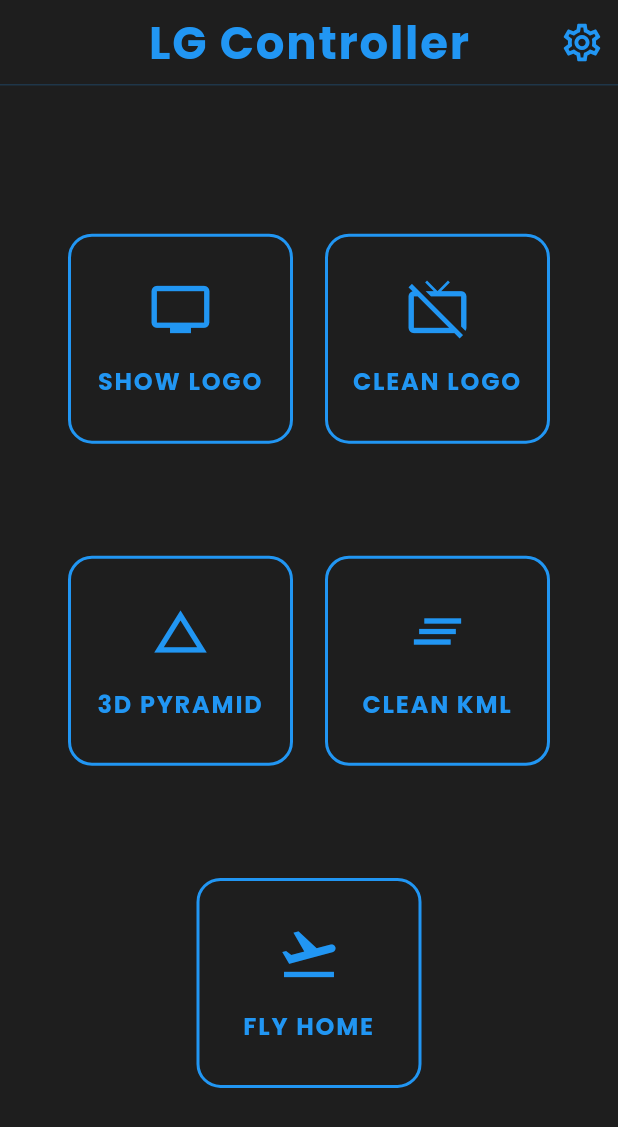
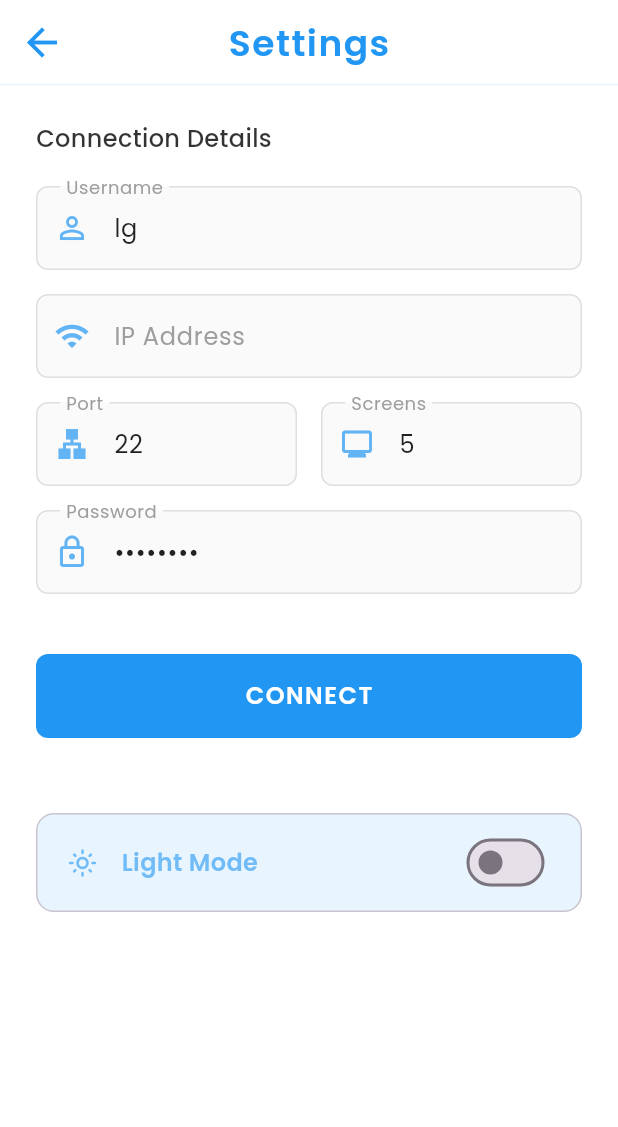
Before and after one commit to mehrishisarthak/lg_controller_app, a Flutter app: the screen it shows after launch, after a tap on the "settings" icon, on a phone screen of 412 x 824 dp. Shown: the top 1127 px of the screen. Run offline on Flutter 3.47's test engine with Material 3 defaults, Android fonts, the light colour scheme and no system bars; our stand-ins replace flutter_riverpod, google_fonts, shared_preferences.

Commit message:
ui completed

```diff
--- /dev/null
+++ b/devtools_options.yaml
@@ -0,0 +1,3 @@
+description: This file stores settings for Dart & Flutter DevTools.
+documentation: https://docs.flutter.dev/tools/devtools/extensions#configure-extension-enablement-states
+extensions:
--- a/lib/pages/home.dart
+++ b/lib/pages/home.dart
@@ -1,9 +1,9 @@
 import 'package:flutter/material.dart';
 import 'package:flutter_riverpod/flutter_riverpod.dart';
 import 'package:google_fonts/google_fonts.dart';
+import 'package:lg_controller_app/pages/settings.dart';
 import 'package:lg_controller_app/services/datamethods.dart';
-
-// FIX 1: Fixed the typo (comma changed to dot)
+import 'package:lg_controller_app/services/providers/connection_provider.dart';
 import 'package:lg_controller_app/services/providers/theme_provider.dart';
 
 class HomeScreen extends ConsumerStatefulWidget {
@@ -17,12 +17,10 @@
 
   @override
   Widget build(BuildContext context) {
-    // This watches the global provider from theme_provider.dart
     final themeState = ref.watch(themeProvider);
-
+    final connectionState = ref.watch(connectionProvider);
     final primaryColor = Theme.of(context).primaryColor;
     final bgColor = themeState.isDark ? const Color(0xFF1E1E1E) : Colors.white;
-
     return Scaffold(
       backgroundColor: bgColor,
       appBar: AppBar(
@@ -42,8 +40,9 @@
         actions: [
           IconButton(
             onPressed: () {
-              // This toggles the global state
-              ref.read(themeProvider).toggleTheme();
+              Navigator.of(context).push(MaterialPageRoute(
+                builder: (context) => const Settings(),
+              ));
             },
             color: primaryColor,
             iconSize: 30,
@@ -63,7 +62,62 @@
         child: Column(
           mainAxisAlignment: MainAxisAlignment.spaceEvenly,
           children: [
-            // --- ROW 1: Logo Controls ---
+
+            Container(
+  width: double.infinity, // Takes full width for better alignment
+  padding: const EdgeInsets.symmetric(vertical: 16.0, horizontal: 20.0),
+  decoration: BoxDecoration(
+    color: connectionState.isConnectedStatus() ? Color.fromARGB(50, 0, 255, 0) : Color.fromARGB(50, 255, 0, 0),
+    borderRadius: BorderRadius.circular(12.0),
+    border: Border.all(
+      color: primaryColor.withAlpha((0.2 * 255).toInt()),
+      width: 1.0,
+    ),
+  ),
+  child: Row(
+    children: [
+      Container(
+        padding: const EdgeInsets.all(8),
+        decoration: BoxDecoration(
+          color: primaryColor.withAlpha((0.1 * 255).toInt()),
+          shape: BoxShape.circle,
+        ),
+        child: Icon(
+          Icons.wifi,
+          color: primaryColor,
+          size: 20,
+        ),
+      ),
+      const SizedBox(width: 16),
+
+      // 4. Organize text with hierarchy (Label vs Value)
+      Column(
+        crossAxisAlignment: CrossAxisAlignment.start,
+        children: [
+          Text(
+            'CONNECTION STATUS',
+            style: GoogleFonts.poppins(
+              color: primaryColor.withAlpha((0.6 * 255).toInt()),
+              fontSize: 10,
+              fontWeight: FontWeight.bold,
+              letterSpacing: 1.5,
+            ),
+          ),
+          const SizedBox(height: 2),
+          Text(
+            connectionState.displayIp(),
+            style: GoogleFonts.poppins(
+              color: primaryColor,
+              fontSize: 16,
+              fontWeight: FontWeight.w600,
+            ),
+          ),
+        ],
+      ),
+    ],
+  ),
+),
+
             Row(
               mainAxisAlignment: MainAxisAlignment.spaceEvenly,
               children: [
@@ -82,7 +136,6 @@
               ],
             ),
 
-            // --- ROW 2: KML Controls ---
             Row(
               mainAxisAlignment: MainAxisAlignment.spaceEvenly,
               children: [
@@ -101,7 +154,6 @@
               ],
             ),
 
-            // --- ROW 3: Navigation ---
             Row(
               mainAxisAlignment: MainAxisAlignment.center,
               children: [
--- /dev/null
+++ b/lib/pages/settings.dart
@@ -0,0 +1,269 @@
+import 'package:flutter/material.dart';
+import 'package:flutter_riverpod/flutter_riverpod.dart';
+import 'package:google_fonts/google_fonts.dart';
+import 'package:lg_controller_app/services/providers/theme_provider.dart';
+
+class Settings extends ConsumerStatefulWidget {
+  const Settings({super.key});
+
+  @override
+  ConsumerState<Settings> createState() => _SettingsState();
+}
+
+class _SettingsState extends ConsumerState<Settings> {
+  late final TextEditingController _usernameController;
+  late final TextEditingController _ipController;
+  late final TextEditingController _portController;
+  late final TextEditingController _passwordController;
+  late final TextEditingController _screensController;
+
+  final _formKey = GlobalKey<FormState>();
+  bool _isConnecting = false;
+
+  @override
+  void initState() {
+    super.initState();
+    _usernameController = TextEditingController(text: 'lg');
+    _ipController = TextEditingController();
+    _portController = TextEditingController(text: '22');
+    _passwordController = TextEditingController(text: 'lqgalaxy');
+    _screensController = TextEditingController(text: '5');
+  }
+
+  @override
+  void dispose() {
+    _usernameController.dispose();
+    _ipController.dispose();
+    _portController.dispose();
+    _passwordController.dispose();
+    _screensController.dispose();
+    super.dispose();
+  }
+
+  void _connect() async {
+    if (_formKey.currentState!.validate()) {
+      setState(() => _isConnecting = true);
+
+      await Future.delayed(const Duration(seconds: 2));
+
+      if (mounted) {
+        setState(() => _isConnecting = false);
+        ScaffoldMessenger.of(context).showSnackBar(
+          const SnackBar(content: Text('Configuration Saved')),
+        );
+      }
+    }
+  }
+
+  @override
+  Widget build(BuildContext context) {
+    final themeState = ref.watch(themeProvider);
+    final primaryColor = Theme.of(context).primaryColor;
+    final bgColor = themeState.isDark ? const Color(0xFF1E1E1E) : Colors.white;
+    final textColor = themeState.isDark ? Colors.white : Colors.black87;
+
+    InputDecoration inputDecor(String label, IconData icon) {
+      return InputDecoration(
+        labelText: label,
+        labelStyle: GoogleFonts.poppins(color: Colors.grey),
+        prefixIcon: Icon(
+          icon,
+          color: primaryColor.withAlpha((0.7 * 255).toInt()),
+        ),
+        enabledBorder: OutlineInputBorder(
+          borderSide: BorderSide(
+            color: Colors.grey.withAlpha((0.3 * 255).toInt()),
+          ),
+          borderRadius: BorderRadius.circular(8),
+        ),
+        focusedBorder: OutlineInputBorder(
+          borderSide: BorderSide(color: primaryColor, width: 1.5),
+          borderRadius: BorderRadius.circular(8),
+        ),
+        filled: true,
+        fillColor: themeState.isDark ? Colors.black12 : Colors.grey[50],
+        contentPadding: const EdgeInsets.symmetric(
+          vertical: 16,
+          horizontal: 16,
+        ),
+      );
+    }
+
+    return Scaffold(
+      backgroundColor: bgColor,
+      appBar: AppBar(
+        automaticallyImplyLeading: false,
+        centerTitle: true,
+        backgroundColor: bgColor,
+        elevation: 0,
+        scrolledUnderElevation: 0,
+        leading: IconButton(
+          icon: const Icon(Icons.arrow_back),
+          color: primaryColor,
+          iconSize: 30,
+          onPressed: () {
+            Navigator.pop(context);
+          },
+        ),
+        title: Text(
+          'Settings',
+          style: GoogleFonts.poppins(
+            color: primaryColor,
+            fontSize: 24,
+            fontWeight: FontWeight.w600,
+            letterSpacing: 1.0,
+          ),
+        ),
+        bottom: PreferredSize(
+          preferredSize: const Size.fromHeight(1.0),
+          child: Container(
+            color: primaryColor.withAlpha((0.1 * 255).toInt()),
+            height: 1.0,
+          ),
+        ),
+      ),
+      body: SingleChildScrollView(
+        padding: const EdgeInsets.all(24.0),
+        child: Form(
+          key: _formKey,
+          child: Column(
+            crossAxisAlignment: CrossAxisAlignment.stretch,
+            children: [
+              Text(
+                'Connection Details',
+                style: GoogleFonts.poppins(
+                  fontSize: 16,
+                  fontWeight: FontWeight.w500,
+                  color: textColor.withAlpha((0.8 * 255).toInt()),
+                ),
+              ),
+              const SizedBox(height: 20),
+              TextFormField(
+                controller: _usernameController,
+                style: GoogleFonts.poppins(color: textColor),
+                decoration: inputDecor('Username', Icons.person_outline),
+                validator: (value) => value!.isEmpty ? 'Required' : null,
+              ),
+              const SizedBox(height: 16),
+              TextFormField(
+                controller: _ipController,
+                style: GoogleFonts.poppins(color: textColor),
+                decoration: inputDecor('IP Address', Icons.wifi),
+                keyboardType: TextInputType.number,
+                validator: (value) => value!.isEmpty ? 'Required' : null,
+              ),
+              const SizedBox(height: 16),
+              Row(
+                children: [
+                  Expanded(
+                    child: TextFormField(
+                      controller: _portController,
+                      style: GoogleFonts.poppins(color: textColor),
+                      decoration: inputDecor('Port', Icons.lan),
+                      keyboardType: TextInputType.number,
+                    ),
+                  ),
+                  const SizedBox(width: 16),
+                  Expanded(
+                    child: TextFormField(
+                      controller: _screensController,
+                      style: GoogleFonts.poppins(color: textColor),
+                      decoration: inputDecor('Screens', Icons.monitor),
+                      keyboardType: TextInputType.number,
+                    ),
+                  ),
+                ],
+              ),
+              const SizedBox(height: 16),
+              TextFormField(
+                controller: _passwordController,
+                style: GoogleFonts.poppins(color: textColor),
+                obscureText: true,
+                decoration: inputDecor('Password', Icons.lock_outline),
+                validator: (value) => value!.isEmpty ? 'Required' : null,
+              ),
+              const SizedBox(height: 40),
+              SizedBox(
+                height: 56,
+                child: FilledButton(
+                  onPressed: _isConnecting ? null : _connect,
+                  style: FilledButton.styleFrom(
+                    backgroundColor: primaryColor,
+                    elevation: 0,
+                    shape: RoundedRectangleBorder(
+                      borderRadius: BorderRadius.circular(8),
+                    ),
+                  ),
+                  child: _isConnecting
+                      ? SizedBox(
+                          height: 24,
+                          width: 24,
+                          child: CircularProgressIndicator(
+                            color: Colors.white,
+                            strokeWidth: 2,
+                          ),
+                        )
+                      : Text(
+                          'CONNECT',
+                          style: GoogleFonts.poppins(
+                            fontSize: 16,
+                            fontWeight: FontWeight.w600,
+                            letterSpacing: 1.0,
+                          ),
+                        ),
+                ),
+              ),
+              const SizedBox(height: 50),
+              Container(
+                padding: const EdgeInsets.symmetric(
+                  vertical: 8.0,
+                  horizontal: 20.0,
+                ),
+                decoration: BoxDecoration(
+                  color: primaryColor.withAlpha((0.1 * 255).toInt()),
+                  borderRadius: BorderRadius.circular(12.0),
+                  border: Border.all(
+                    color: Theme.of(context).colorScheme.outlineVariant,
+                    width: 1.0,
+                  ),
+                ),
+                child: Row(
+                  mainAxisAlignment: MainAxisAlignment.spaceBetween,
+                  children: [
+                    Row(
+                      children: [
+                        Icon(
+                          themeState.isDark
+                              ? Icons.dark_mode_outlined
+                              : Icons.light_mode_outlined,
+                          color: primaryColor.withAlpha((0.6 * 255).toInt()),
+                          size: 20,
+                        ),
+                        const SizedBox(width: 16),
+                        Text(
+                          themeState.isDark ? 'Dark Mode' : 'Light Mode',
+                          style: GoogleFonts.poppins(
+                            color: primaryColor.withAlpha((0.6 * 255).toInt()),
+                            fontSize: 16,
+                            fontWeight: FontWeight.w600,
+                          ),
+                        ),
+                      ],
+                    ),
+                    Switch(
+                      value: themeState.isDark,
+                      onChanged: (value) {
+                        ref.read(themeProvider.notifier).toggleTheme();
+                      },
+                    ),
+                  ],
+                ),
+              ),
+              const SizedBox(height: 20),
+            ],
+          ),
+        ),
+      ),
+    );
+  }
+}
--- /dev/null
+++ b/lib/services/providers/connection_provider.dart
@@ -0,0 +1,46 @@
+import 'package:flutter_riverpod/legacy.dart';
+
+class ConnectionState {
+  final bool isConnected;
+  final String ip;
+
+  const ConnectionState({
+    this.isConnected = false,
+    this.ip = '',
+  });
+
+  String displayIp() {
+    return isConnected ? ip : 'Not Connected';
+  }
+
+  bool isConnectedStatus() {
+    return isConnected;
+  }
+
+
+  ConnectionState copyWith({
+    bool? isConnected,
+    String? ip,
+  }) {
+    return ConnectionState(
+      isConnected: isConnected ?? this.isConnected,
+      ip: ip ?? this.ip,
+    );
+  }
+}
+
+class ConnectionNotifier extends StateNotifier<ConnectionState> {
+  ConnectionNotifier() : super(const ConnectionState());
+
+  void setConnected(bool isConnected, String ip) {
+    state = state.copyWith(isConnected: isConnected, ip: ip);
+  }
+
+  void disconnect() {
+    state = state.copyWith(isConnected: false, ip: '');
+  }
+}
+
+final connectionProvider = StateNotifierProvider<ConnectionNotifier, ConnectionState>((ref) {
+  return ConnectionNotifier();
+});
```
